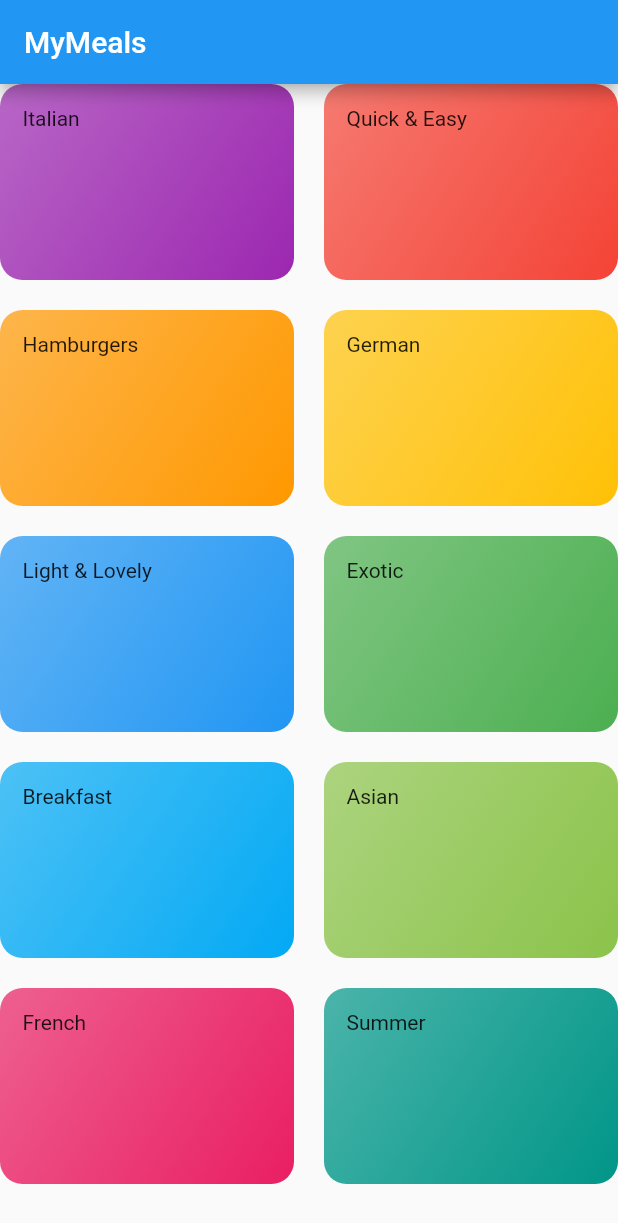
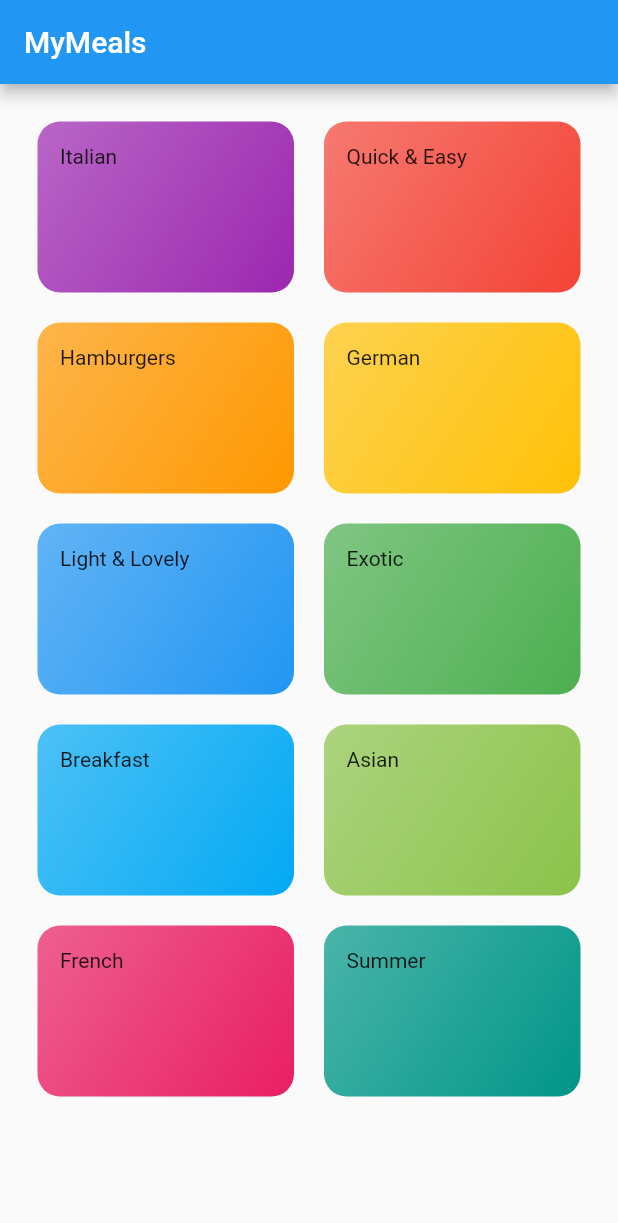
Before and after one commit to mkrosnicki/MealsApp, a Flutter app: the screen it shows after launch, on a phone screen of 412 x 824 dp. Shown: the top 1223 px of the screen. Run offline on Flutter 3.47's test engine with Material 2 defaults, Android fonts, the phone set to English and light mode, and no system bars.

Commit message:
fonts added

```diff
--- a/lib/categories_screen.dart
+++ b/lib/categories_screen.dart
@@ -11,6 +11,7 @@ class CategoriesScreen extends StatelessWidget {
         title: const Text('MyMeals'),
       ),
       body: GridView(
+        padding: const EdgeInsets.all(25),
         gridDelegate: SliverGridDelegateWithMaxCrossAxisExtent(
           maxCrossAxisExtent: 200,
           childAspectRatio: 3 / 2,
```
Also changed, not shown: pubspec.yaml (+17 -11 lines), assets/fonts/Raleway-Black.ttf (added), assets/fonts/Raleway-Bold.ttf (added), assets/fonts/Raleway-Regular.ttf (added), assets/fonts/RobotoCondensed-Bold.ttf (added), assets/fonts/RobotoCondensed-Italic.ttf (added), assets/fonts/RobotoCondensed-Light.ttf (added), assets/fonts/RobotoCondensed-Regular.ttf (added).
